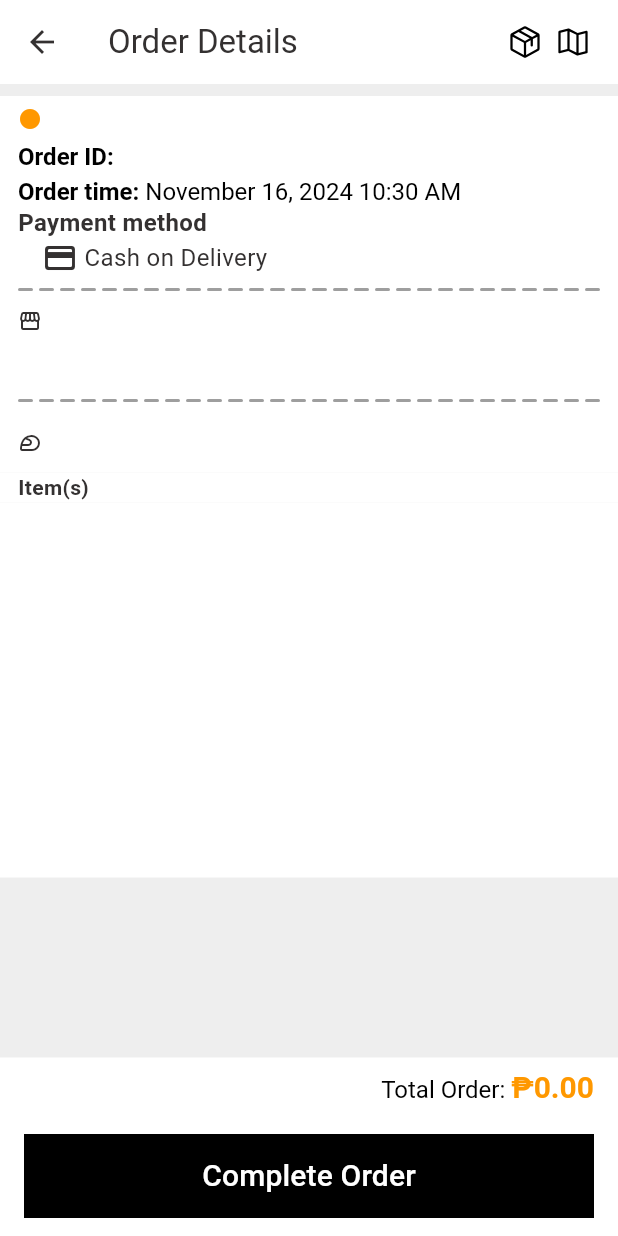
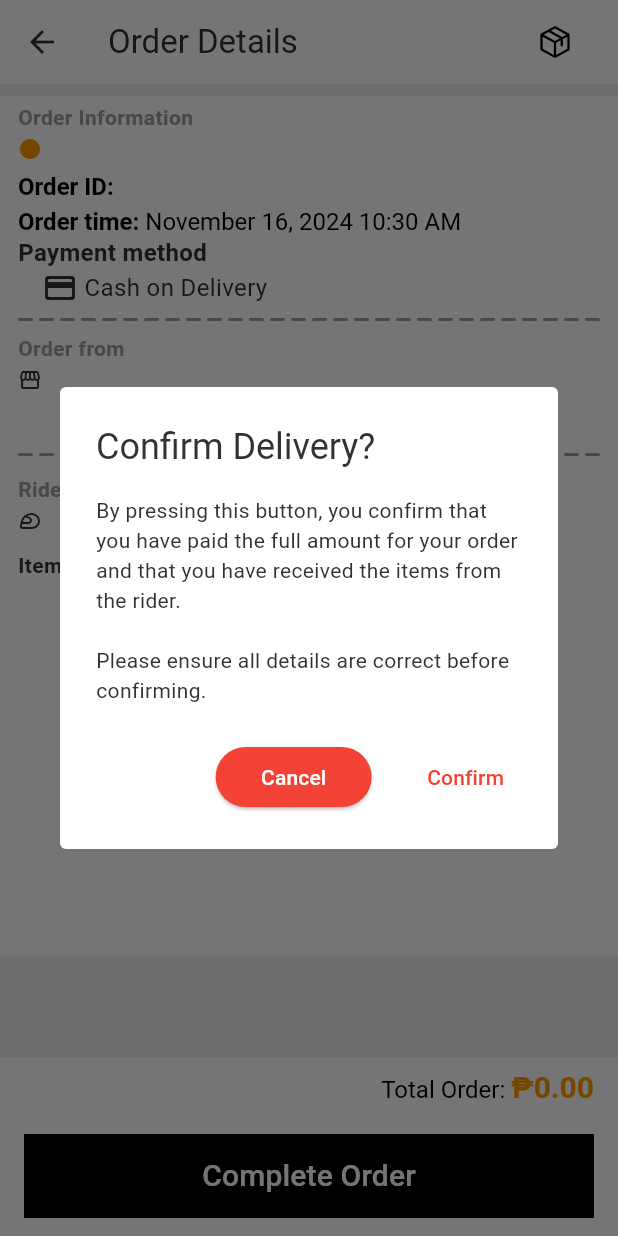
Before and after one commit to eLaniba/delivery_service_user, a Flutter app: the OrderScreen2 screen opened directly with empty values, after a tap on "Complete Order", on a phone screen of 412 x 824 dp. Run offline on Flutter 3.47's test engine with Material 3 defaults, Android fonts, the phone set to English and light mode, and no system bars; drawn by our look-alikes of dotted_line; our stand-ins replace cached_network_image, cloud_firestore, firebase_auth, firebase_core, firebase_database, firebase_storage and 7 more; missing offline and left inert: firebase_pagination, flutter_polyline_points; accounts and stored records are empty.

Commit message:
- The Map icon is functional, it can see rider and user location
(In progress...) - The icons of the user and rider
(Will do...) - Complete transaction of the User
(Will do...) - Edit profile and location

```diff
--- a/lib/global/global.dart
+++ b/lib/global/global.dart
@@ -13,3 +13,6 @@ FirebaseStorage firebaseStorage = FirebaseStorage.instance;
 Color white80 = const Color.fromARGB(255, 238, 238, 238);
 Color white70 = const Color.fromARGB(255, 224, 224, 224);
 Color grey50 = const Color.fromARGB(255, 189, 195, 199);
+Color grey20 = const Color.fromARGB(255, 151, 154, 154);
+
+String apiKey = 'AIzaSyDN4P2wLPNtH9NqROqux8NVc2XaHGViO2U';
--- a/lib/mainScreens/order_screen/order_screen_2.dart
+++ b/lib/mainScreens/order_screen/order_screen_2.dart
@@ -1,5 +1,6 @@
 import 'package:cached_network_image/cached_network_image.dart';
 import 'package:cloud_firestore/cloud_firestore.dart';
+import 'package:delivery_service_user/mainScreens/order_screen/live_location_tracking_page.dart';
 import 'package:delivery_service_user/models/add_to_cart_item.dart';
 import 'package:delivery_service_user/models/new_order.dart';
 import 'package:delivery_service_user/widgets/progress_bar.dart';
@@ -31,15 +32,111 @@ class _OrderScreen2State extends State<OrderScreen2> {
     return fromattedOrderTime;
   }
 
+  void completeOrderDialog() {
+    showDialog(
+      context: context,
+      barrierDismissible: false,
+      builder: (BuildContext context) {
+        return AlertDialog(
+          shape: RoundedRectangleBorder(
+            borderRadius: BorderRadius.circular(4),
+          ),
+          title: const Text('Confirm Delivery?'),
+          content: const Text(
+              'By pressing this button, you confirm that you have paid the full amount for your order and that you have received the items from the rider. \n\nPlease ensure all details are correct before confirming.'
+            // textAlign: TextAlign.center,
+          ),
+          actions: [
+            Row(
+              mainAxisAlignment: MainAxisAlignment.end,
+              children: [
+                //Confirm
+                //Cancel
+                ElevatedButton(
+                  onPressed: () async {
+                    Navigator.pop(context);
+                  },
+                  style: ElevatedButton.styleFrom(
+                    backgroundColor: Theme.of(context).colorScheme.primary,
+                    foregroundColor: Theme.of(context).colorScheme.inversePrimary,
+                  ),
+                  child: const Center(
+                    child: SizedBox(
+                      width: 56,
+                      child: Center(child: Text('Cancel')),
+                    ),
+                  ),
+                ),
+                const SizedBox(width: 25,),
+                TextButton(
+                  onPressed: () {
+                    Navigator.pop(context); // Dismiss dialog on Cancel
+                  },
+                  style: TextButton.styleFrom(
+                    splashFactory: NoSplash.splashFactory,
+                  ),
+                  child: const Text('Confirm'),
+                ),
+              ],
+            ),
+          ],
+        );
+        return const AlertDialog(
+          content: Column(
+            mainAxisSize: MainAxisSize.min,
+            crossAxisAlignment: CrossAxisAlignment.center,
+            children: [
+              CircularProgressIndicator(),
+              SizedBox(height: 20,),
+              Text(
+                "Requesting confirmation from the customer, please wait...",
+                textAlign: TextAlign.center,
+              ),
+            ],
+          ),
+        );
+      },
+    );
+  }
+
+  void completeOrder() {
+    DocumentReference orderDocument = FirebaseFirestore.instance.collection('active_orders').doc('${widget.orderDetail!.orderID}');
+    try{
+      orderDocument.update({
+        'riderConfirmDelivery': true,
+      });
+    } catch(e) {
+      rethrow;
+    }
+  }
+
   @override
   Widget build(BuildContext context) {
     return Scaffold(
       appBar: AppBar(
         title: const Text('Order Details'),
         actions: [
-          Icon(PhosphorIcons.package(PhosphorIconsStyle.regular)),
-          const SizedBox(width: 8,),
-          Icon(PhosphorIcons.mapTrifold(PhosphorIconsStyle.regular)),
+          IconButton(
+            onPressed: () {},
+            icon: Icon(PhosphorIcons.package(PhosphorIconsStyle.regular)),
+            padding: const EdgeInsets.all(0),
+          ),
+
+          if(widget.orderDetail!.orderStatus == 'Delivering')
+            IconButton(
+              onPressed: () {
+                Navigator.push(
+                  context,
+                  MaterialPageRoute(
+                    builder: (context) => LiveLocationTrackingPage(
+                      order: widget.orderDetail!, // Example destination
+                    ),
+                  ),
+                );
+              },
+              icon: Icon(PhosphorIcons.mapTrifold(PhosphorIconsStyle.regular)),
+              padding: const EdgeInsets.all(0),
+            ),
             const SizedBox(width: 18,)
         ],
       ),
@@ -95,6 +192,15 @@ class _OrderScreen2State extends State<OrderScreen2> {
                                 crossAxisAlignment: CrossAxisAlignment.start,
                                 mainAxisSize: MainAxisSize.min,
                                 children: [
+                                  //Order Information Text
+                                  const Text(
+                                    'Order Information',
+                                    style: TextStyle(
+                                      color: Colors.grey,
+                                      fontWeight: FontWeight.bold,
+                                    ),
+                                  ),
+                                  //Order Status
                                   Row(
                                     mainAxisAlignment: MainAxisAlignment.start,
                                     // crossAxisAlignment: CrossAxisAlignment.start,
@@ -121,6 +227,7 @@ class _OrderScreen2State extends State<OrderScreen2> {
                                     ],
                                   ),
                                   const SizedBox(height: 4,),
+                                  //Order ID
                                   RichText(
                                     text: TextSpan(
                                         children: [
@@ -143,6 +250,7 @@ class _OrderScreen2State extends State<OrderScreen2> {
                                     ),
                                   ),
                                   const SizedBox(height: 4,),
+                                  //Order Time
                                   RichText(
                                     text: TextSpan(
                                         children: [
@@ -164,6 +272,7 @@ class _OrderScreen2State extends State<OrderScreen2> {
                                         ]
                                     ),
                                   ),
+                                  //Payment Method
                                   const Text(
                                     'Payment method',
                                     style: TextStyle(
@@ -171,6 +280,7 @@ class _OrderScreen2State extends State<OrderScreen2> {
                                       fontWeight: FontWeight.bold,
                                     ),
                                   ),
+                                  //Cash on Delivery
                                   const Row(
                                     children: [
                                       SizedBox(
@@ -202,15 +312,23 @@ class _OrderScreen2State extends State<OrderScreen2> {
                             // height: 180,
                             color: Colors.white,
                             child: Padding(
-                              padding: const EdgeInsets.symmetric(horizontal: 12, vertical: 8),
+                              padding: const EdgeInsets.symmetric(horizontal: 12, vertical: 4),
                               child: Column(
                                 crossAxisAlignment: CrossAxisAlignment.start,
                                 mainAxisSize: MainAxisSize.min,
                                 children: [
+                                  //Order from Text
+                                  const Text(
+                                    'Order from',
+                                    style: TextStyle(
+                                      color: Colors.grey,
+                                      fontWeight: FontWeight.bold,
+                                    ),
+                                  ),
                                   //Store Name
                                   Row(
                                     mainAxisAlignment: MainAxisAlignment.start,
-                                    crossAxisAlignment: CrossAxisAlignment.start,
+                                    crossAxisAlignment: CrossAxisAlignment.center,
                                     children: [
                                       const SizedBox(
                                         child: Icon(
@@ -270,7 +388,19 @@ class _OrderScreen2State extends State<OrderScreen2> {
                             color: Colors.white,
                             child: Padding(
                               padding: const EdgeInsets.symmetric(horizontal: 12, vertical: 8),
-                              child: Row(
+                              child: Column(
+                                crossAxisAlignment: CrossAxisAlignment.start,
+                                children: [
+                                  //Ridertext
+                                  const Text(
+                                    'Rider',
+                                    style: TextStyle(
+                                      color: Colors.grey,
+                                      fontWeight: FontWeight.bold,
+                                    ),
+                                  ),
+                                  //Rider Icon, Name, and Phone
+                                  Row(
                                     mainAxisAlignment: MainAxisAlignment.start,
                                     crossAxisAlignment: CrossAxisAlignment.center,
                                     children: [
@@ -310,6 +440,8 @@ class _OrderScreen2State extends State<OrderScreen2> {
                                         )
                                       else
                                         const Text(''),
+                                    ],
+                                  ),
                                 ],
                               ),
                             ),
@@ -467,7 +599,7 @@ class _OrderScreen2State extends State<OrderScreen2> {
           color: Colors.black,
           child: TextButton(
             onPressed: () {
-              //cod here
+              completeOrderDialog();
             },
             child: const Text(
               'Complete Order',
```
Also changed, not shown: lib/main.dart (+0 -7 lines), lib/mainScreens/order_screen/live_location_tracking_page.dart (added, +212 -0 lines), pubspec.yaml (+4 -3 lines), assets/custom_icons/custom_rider_marker.png (added), assets/custom_icons/custom_store_marker.png (added), assets/custom_icons/custom_user_marker.png (added), pubspec.lock, 1 other file. Lines whose indentation alone changed are shown as unchanged.
